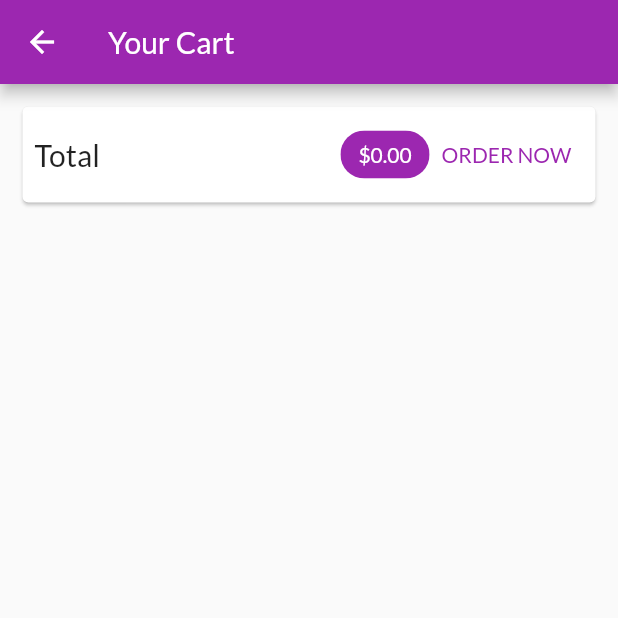
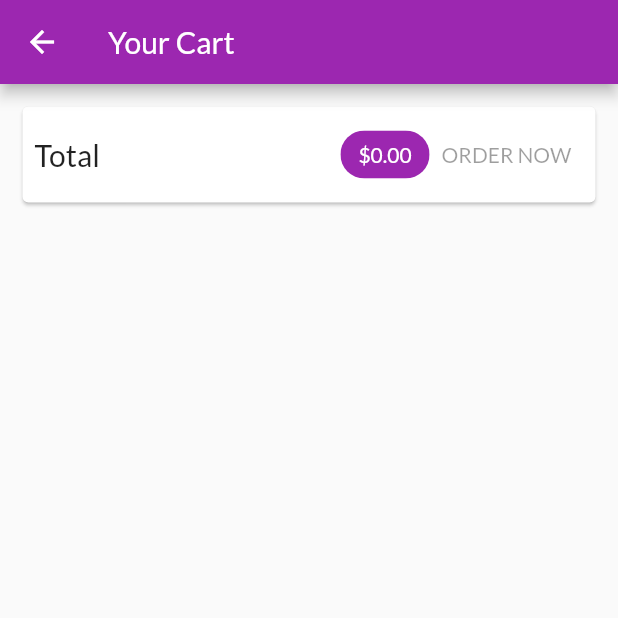
Before and after one commit to Husseinadq/Alpha-stor, a Flutter app: the CartScreen screen opened by its route, on a phone screen of 412 x 824 dp, the top half of it. Run offline on Flutter 3.47's test engine with Material 2 defaults, Android fonts, the phone set to English and light mode, and no system bars; network calls fail.

Commit message:
post and fetch orders

```diff
--- a/lib/providers/products.dart
+++ b/lib/providers/products.dart
@@ -102,7 +102,7 @@ class Products with ChangeNotifier {
     }
   }
 
-  Future updateProduct(String id, Product newProduct) async {
+  Future<void> updateProduct(String id, Product newProduct) async {
     final prodIndex = _items.indexWhere((element) => element.id == id);
     final url = Uri.parse(
         'https://alpha-store-5d896-default-rtdb.europe-west1.firebasedatabase.app/products/$id.json');
--- a/lib/screens/cart_screen.dart
+++ b/lib/screens/cart_screen.dart
@@ -42,17 +42,7 @@ class CartScreen extends StatelessWidget {
                       ),
                       backgroundColor: Theme.of(context).primaryColor,
                     ),
-                    TextButton(
-                        onPressed: () {
-                          print(cart.totalAmount);
-                          if (cart.totalAmount >= 0.0) {
-                            Provider.of<Orders>(context, listen: false)
-                                .addOrder(cart.items.values.toList(),
-                                    cart.totalAmount);
-                            cart.clear();
-                          }
-                        },
-                        child: const Text('ORDER NOW'))
+                    OrderButton(cart: cart)
                   ]),
             ),
           ),
@@ -74,3 +64,43 @@ class CartScreen extends StatelessWidget {
     );
   }
 }
+
+class OrderButton extends StatefulWidget {
+  const OrderButton({
+    Key? key,
+    required this.cart,
+  }) : super(key: key);
+
+  final Cart cart;
+
+  @override
+  State<OrderButton> createState() => _OrderButtonState();
+}
+
+class _OrderButtonState extends State<OrderButton> {
+  var _isLoading = false;
+
+  @override
+  Widget build(BuildContext context) {
+    return TextButton(
+        onPressed: (widget.cart.totalAmount <= 0 || _isLoading)
+            ? null
+            : () async {
+                setState(() {
+                  _isLoading = true;
+                });
+
+                await Provider.of<Orders>(context, listen: false).addOrder(
+                    widget.cart.items.values.toList(), widget.cart.totalAmount);
+                widget.cart.clear();
+                setState(() {
+                  _isLoading = false;
+                });
+              },
+        child: _isLoading
+            ? Center(
+                child: CircularProgressIndicator(),
+              )
+            : const Text('ORDER NOW'));
+  }
+}
```
Also changed, not shown: lib/providers/orders.dart (+49 -5 lines), lib/providers/product.dart (+20 -1 lines), lib/screens/orders_screen.dart (+26 -10 lines).
